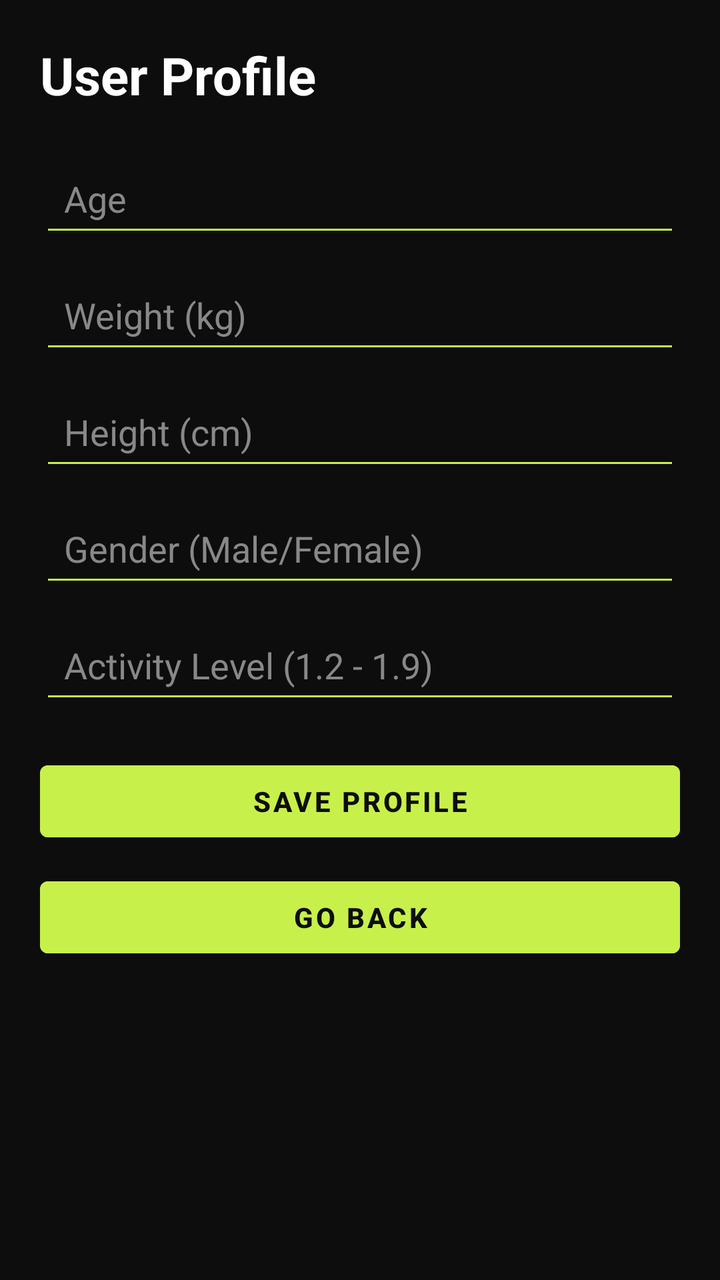
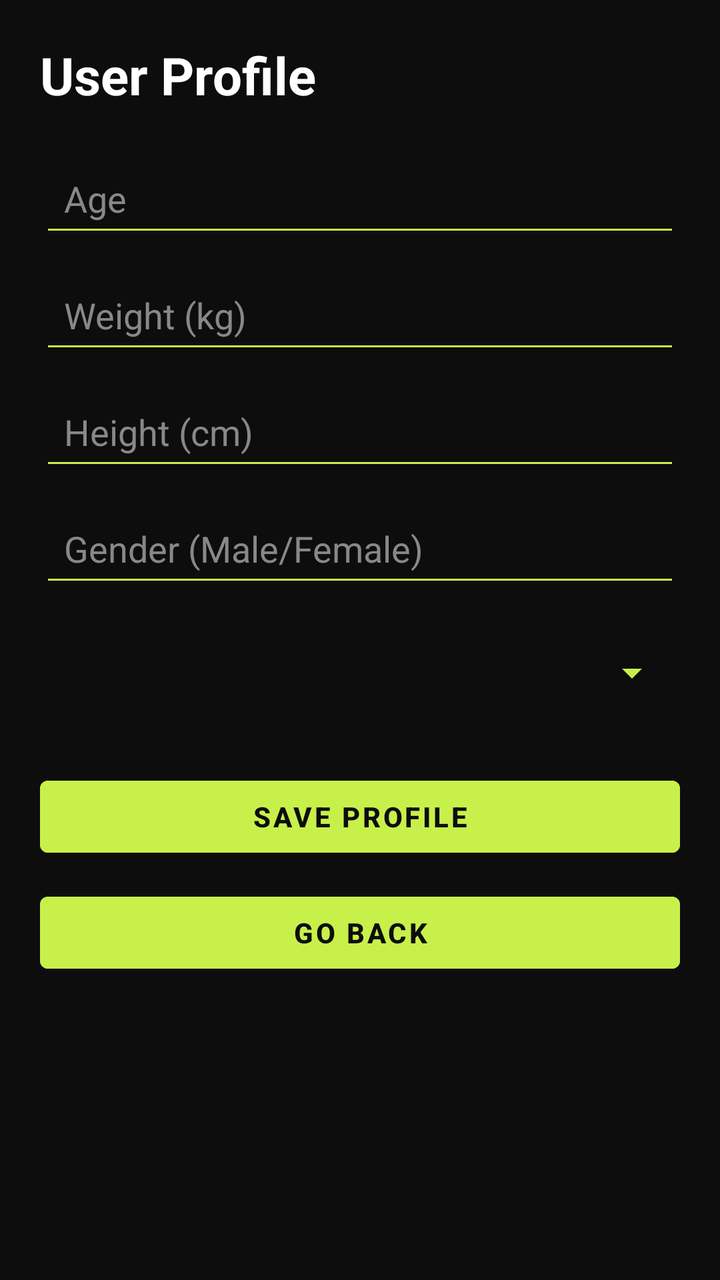

Two renders of the same Android screen: before a commit and after it. Below are the layout's source before the change and the commit's diff.
<!-- AndroidManifest.xml: application theme Theme.FitnessApp -->
<!-- res/layout/activity_user_profile.xml -->
<?xml version="1.0" encoding="utf-8"?>
<ScrollView xmlns:android="http://schemas.android.com/apk/res/android"
    android:layout_width="match_parent"
    android:layout_height="match_parent"
    android:background="#0D0D0D"
    android:fillViewport="true"
    android:padding="20dp">

    <LinearLayout
        android:layout_width="match_parent"
        android:layout_height="wrap_content"
        android:orientation="vertical">

        
        <TextView
            android:layout_width="wrap_content"
            android:layout_height="wrap_content"
            android:text="User Profile"
            android:textColor="#FFFFFF"
            android:textSize="26sp"
            android:textStyle="bold"
            android:layout_marginBottom="20dp" />

        
        <EditText
            android:id="@+id/inputAge"
            android:layout_width="match_parent"
            android:layout_height="wrap_content"
            android:hint="Age"
            android:inputType="number"
            android:textColor="#C8F04A"
            android:textColorHint="#888888"
            android:backgroundTint="#C8F04A"
            android:padding="12dp" />

        
        <EditText
            android:id="@+id/inputWeight"
            android:layout_width="match_parent"
            android:layout_height="wrap_content"
            android:hint="Weight (kg)"
            android:inputType="numberDecimal"
            android:layout_marginTop="10dp"
            android:textColor="#C8F04A"
            android:textColorHint="#888888"
            android:backgroundTint="#C8F04A"
            android:padding="12dp" />

        
        <EditText
            android:id="@+id/inputHeight"
            android:layout_width="match_parent"
            android:layout_height="wrap_content"
            android:hint="Height (cm)"
            android:inputType="numberDecimal"
            android:layout_marginTop="10dp"
            android:textColor="#C8F04A"
            android:textColorHint="#888888"
            android:backgroundTint="#C8F04A"
            android:padding="12dp" />

        
        <EditText
            android:id="@+id/inputGender"
            android:layout_width="match_parent"
            android:layout_height="wrap_content"
            android:hint="Gender (Male/Female)"
            android:inputType="text"
            android:layout_marginTop="10dp"
            android:textColor="#C8F04A"
            android:textColorHint="#888888"
            android:backgroundTint="#C8F04A"
            android:padding="12dp" />

        
        <EditText
            android:id="@+id/inputActivity"
            android:layout_width="match_parent"
            android:layout_height="wrap_content"
            android:hint="Activity Level (1.2 - 1.9)"
            android:inputType="numberDecimal"
            android:layout_marginTop="10dp"
            android:textColor="#C8F04A"
            android:textColorHint="#888888"
            android:backgroundTint="#C8F04A"
            android:padding="12dp" />

        
        <Button
            android:id="@+id/saveButton"
            android:layout_width="match_parent"
            android:layout_height="wrap_content"
            android:layout_marginTop="20dp"
            android:text="Save Profile"
            android:textColor="#0D0D0D"
            android:textStyle="bold"
            android:backgroundTint="#C8F04A" />

        
        <Button
            android:id="@+id/backButton"
            android:layout_width="match_parent"
            android:layout_height="wrap_content"
            android:layout_marginTop="10dp"
            android:text="Go Back"
            android:textColor="#0D0D0D"
            android:textStyle="bold"
            android:backgroundTint="#C8F04A" />

    </LinearLayout>

</ScrollView>
<!-- resources referenced by this layout -->
<resources>
  <style name="Theme.FitnessApp" parent="Theme.MaterialComponents.DayNight.NoActionBar">
  
          <item name="android:windowBackground">#0D0D0D</item>
          <item name="colorSurface">#1A1A1A</item>
  
          <item name="colorPrimary">#C8F04A</item>
          <item name="colorPrimaryVariant">#A8CC30</item>
          <item name="colorOnPrimary">#0D0D0D</item>
  
          <item name="colorSecondary">#C8F04A</item>
          <item name="colorOnSecondary">#0D0D0D</item>
  
          <item name="android:textColorPrimary">#FFFFFF</item>
          <item name="android:textColorSecondary">#888888</item>
  
          <item name="android:statusBarColor">#0D0D0D</item>
          <item name="android:navigationBarColor">#0D0D0D</item>
          <item name="android:windowLightStatusBar">false</item>
  
      </style>
</resources>

<!-- the commit's change to res/layout/activity_user_profile.xml (unified diff, before → after) -->
@@ -73,17 +73,12 @@
             android:padding="12dp" />
 
         
-        <EditText
+        <Spinner
             android:id="@+id/inputActivity"
             android:layout_width="match_parent"
-            android:layout_height="wrap_content"
-            android:hint="Activity Level (1.2 - 1.9)"
-            android:inputType="numberDecimal"
+            android:layout_height="56dp"
             android:layout_marginTop="10dp"
-            android:textColor="#C8F04A"
-            android:textColorHint="#888888"
-            android:backgroundTint="#C8F04A"
-            android:padding="12dp" />
+            android:backgroundTint="#C8F04A" />
 
         
         <Button
